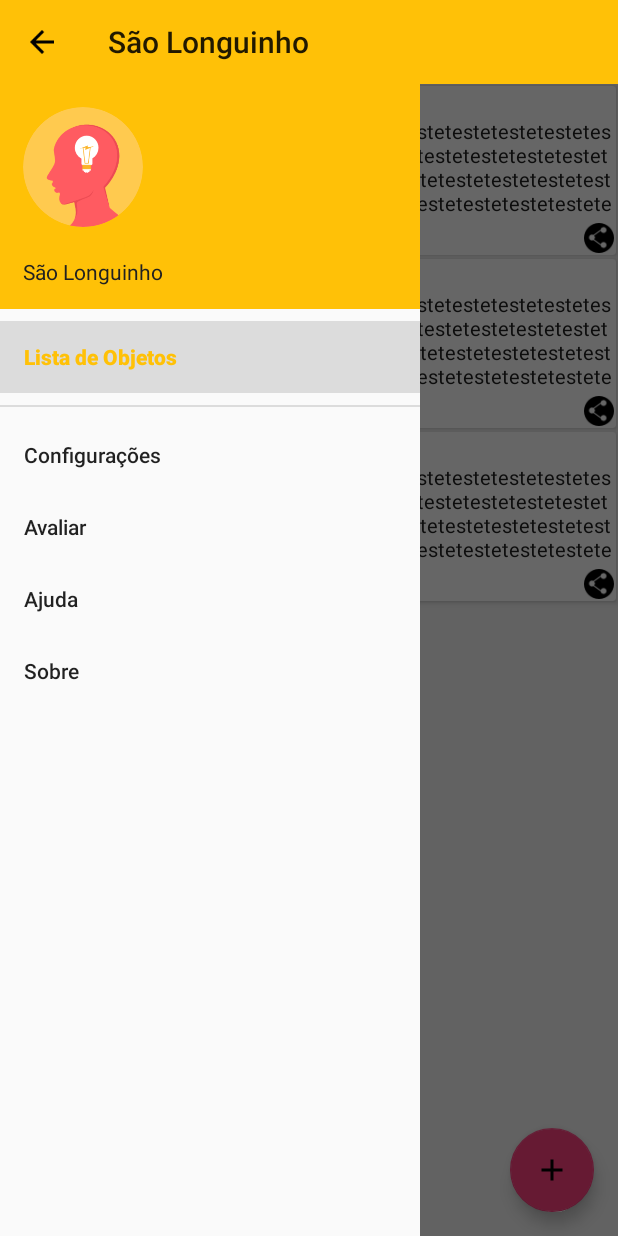
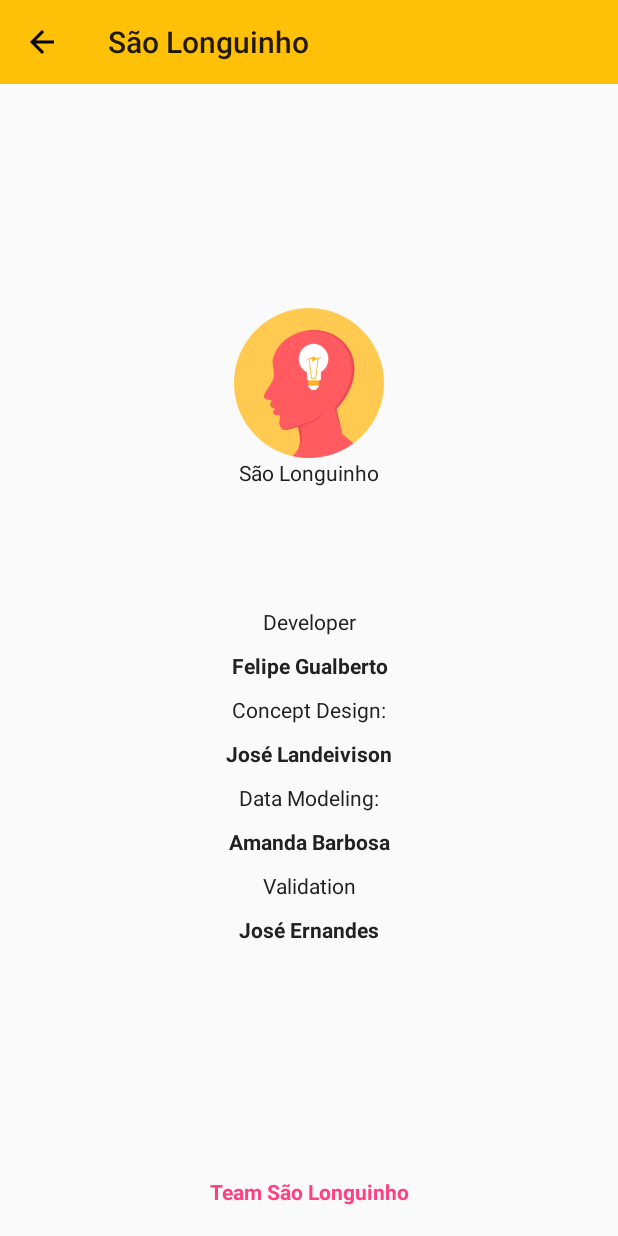
Before and after one commit to FelipeGualberto/Sao-Longuinho-App, an Android app: the ListObjectsFragment screen opened directly, with no data from a screen before it, in the side drawer, after a tap on "Sobre", on a phone screen of 412 x 824 dp. Run offline under Robolectric (Android 15) with nearby library versions, the phone set to English and light mode, and no system bars.

Commit message:
Added About Class and Edit/Add Object Class

```diff
--- a/app/src/main/AndroidManifest.xml
+++ b/app/src/main/AndroidManifest.xml
@@ -23,6 +23,10 @@
         </activity>
         <activity android:name=".signup.SignupActivity">
         </activity>
+        <activity android:name=".about.AboutActivity">
+        </activity>
+        <activity android:name=".edit.EditObjectActivity">
+        </activity>
     </application>
 
 </manifest>
--- a/app/src/main/java/com/org/saolonguinho/MainActivity.java
+++ b/app/src/main/java/com/org/saolonguinho/MainActivity.java
@@ -11,6 +11,7 @@ import android.support.v7.graphics.drawable.DrawerArrowDrawable;
 import android.view.MenuItem;
 import android.view.View;
 
+import com.org.saolonguinho.about.AboutActivity;
 import com.org.saolonguinho.databinding.ActivityMainBinding;
 import com.org.saolonguinho.list.ListObjectsFragment;
 import com.org.saolonguinho.login.LoginActivity;
@@ -71,6 +72,7 @@ public class MainActivity extends AppCompatActivity {
                     case R.id.mn_help:
                         return true;
                     case R.id.mn_about:
+                       startActivity(AboutActivity.createIntent(getApplicationContext()));
                         return true;
                 }
                 return false;
--- /dev/null
+++ b/app/src/main/java/com/org/saolonguinho/about/AboutActivity.java
@@ -0,0 +1,34 @@
+package com.org.saolonguinho.about;
+
+import android.content.Context;
+import android.content.Intent;
+import android.support.v7.app.AppCompatActivity;
+import android.os.Bundle;
+import android.support.v7.widget.Toolbar;
+import android.view.View;
+
+import com.org.saolonguinho.R;
+
+public class AboutActivity extends AppCompatActivity {
+
+    public static Intent createIntent(Context context) {
+        Intent intent = new Intent(context, AboutActivity.class);
+        return intent;
+    }
+
+   View.OnClickListener onClickNavigationListener =  new View.OnClickListener() {
+        @Override
+        public void onClick(View v) {
+            finish();
+        }
+    };
+    @Override
+    protected void onCreate(Bundle savedInstanceState) {
+        super.onCreate(savedInstanceState);
+        setContentView(R.layout.activity_about);
+        Toolbar toolbar = (Toolbar) findViewById(R.id.toolbar);
+        toolbar.setNavigationOnClickListener(onClickNavigationListener);
+        toolbar.setTitle(R.string.app_name);
+        toolbar.setNavigationIcon(R.drawable.ic_arrow_back_black_24dp);
+    }
+}
--- /dev/null
+++ b/app/src/main/java/com/org/saolonguinho/edit/EditObjectActivity.java
@@ -0,0 +1,20 @@
+package com.org.saolonguinho.edit;
+
+import android.content.Context;
+import android.content.Intent;
+import android.support.v7.app.AppCompatActivity;
+import android.os.Bundle;
+
+import com.org.saolonguinho.R;
+
+public class EditObjectActivity extends AppCompatActivity {
+    public static Intent createIntent(Context context) {
+        Intent intent = new Intent(context, EditObjectActivity.class);
+        return intent;
+    }
+    @Override
+    protected void onCreate(Bundle savedInstanceState) {
+        super.onCreate(savedInstanceState);
+        setContentView(R.layout.activity_edit_object);
+    }
+}
--- a/app/src/main/java/com/org/saolonguinho/list/ListObjectsFragment.java
+++ b/app/src/main/java/com/org/saolonguinho/list/ListObjectsFragment.java
@@ -1,6 +1,7 @@
 package com.org.saolonguinho.list;
 
 import android.os.Bundle;
+import android.support.design.widget.FloatingActionButton;
 import android.support.v4.app.Fragment;
 import android.support.v7.widget.LinearLayoutManager;
 import android.support.v7.widget.RecyclerView;
@@ -9,21 +10,27 @@ import android.view.View;
 import android.view.ViewGroup;
 
 import com.org.saolonguinho.R;
-
+import com.org.saolonguinho.edit.EditObjectActivity;
 
 public class ListObjectsFragment extends Fragment {
 
-    public ListObjectsFragment() {
-    }
-
+   View.OnClickListener onClickFloatingListener = new View.OnClickListener() {
+        @Override
+        public void onClick(View v) {
+            startActivity(EditObjectActivity.createIntent(getContext()));
+        }
+    };
     @Override
     public View onCreateView(LayoutInflater inflater, ViewGroup container,
                              Bundle savedInstanceState) {
         View view = inflater.inflate(R.layout.fragment_list_objects, container, false);;
         RecyclerView rv = (RecyclerView) view.findViewById(R.id.rv);
-         ListObjectsAdapter listObjectsAdapter = new ListObjectsAdapter( new String[3]);
+        ListObjectsAdapter listObjectsAdapter = new ListObjectsAdapter( new String[3]);
         rv.setAdapter(listObjectsAdapter);
         rv.setLayoutManager(new LinearLayoutManager(getContext()));
+        FloatingActionButton floatingActionButton = (FloatingActionButton) view.findViewById(R.id.floating_btn);
+        floatingActionButton.setOnClickListener(onClickFloatingListener);
+
         return view;
     }
 
--- /dev/null
+++ b/app/src/main/res/layout/activity_about.xml
@@ -0,0 +1,119 @@
+<?xml version="1.0" encoding="utf-8"?>
+<FrameLayout
+    xmlns:android="http://schemas.android.com/apk/res/android"
+    xmlns:tools="http://schemas.android.com/tools"
+    android:id="@+id/activity_about"
+    android:layout_width="match_parent"
+    android:layout_height="match_parent"
+    android:orientation="vertical"
+    tools:context="com.org.saolonguinho.about.AboutActivity">
+
+    <android.support.v7.widget.Toolbar
+        android:id="@+id/toolbar"
+        android:layout_width="match_parent"
+        android:layout_gravity="top"
+        android:layout_height="?android:attr/actionBarSize"
+        android:background="#FFC107">
+    </android.support.v7.widget.Toolbar>
+
+    <TextView
+        android:layout_width="match_parent"
+        android:layout_height="wrap_content"
+        android:layout_marginTop="10dp"
+        android:layout_marginBottom="20dp"
+        android:gravity="center"
+        android:layout_gravity="bottom"
+        android:text="Team São Longuinho"
+        android:textStyle="bold"
+        android:textColor="@color/colorAccent"/>
+
+    <ScrollView
+        android:layout_width="match_parent"
+        android:layout_height="match_parent">
+        <LinearLayout
+            android:layout_width="match_parent"
+            android:layout_height="wrap_content"
+            android:layout_gravity="center"
+            android:layout_marginTop="15dp"
+            android:orientation="vertical">
+
+            <ImageView
+                android:layout_width="100dp"
+                android:layout_height="100dp"
+                android:layout_gravity="center"
+                android:src="@drawable/icon_header"/>
+
+            <TextView
+                android:layout_width="match_parent"
+                android:layout_height="wrap_content"
+                android:gravity="center"
+                android:text="@string/app_name"/>
+
+            <TextView
+                android:layout_width="match_parent"
+                android:layout_height="wrap_content"
+                android:layout_marginTop="80dp"
+                android:gravity="center"
+                android:text="Developer"/>
+
+            <TextView
+                android:layout_width="match_parent"
+                android:layout_height="wrap_content"
+                android:layout_marginTop="10dp"
+                android:gravity="center"
+                android:text="Felipe Gualberto"
+                android:textStyle="bold"/>
+
+            <TextView
+                android:layout_width="match_parent"
+                android:layout_height="wrap_content"
+                android:layout_marginTop="10dp"
+                android:gravity="center"
+                android:text="Concept Design:"/>
+
+            <TextView
+                android:layout_width="match_parent"
+                android:layout_height="wrap_content"
+                android:layout_marginTop="10dp"
+                android:gravity="center"
+                android:text="José Landeivison"
+                android:textStyle="bold"/>
+
+            <TextView
+                android:layout_width="match_parent"
+                android:layout_height="wrap_content"
+                android:layout_marginTop="10dp"
+                android:gravity="center"
+                android:text="Data Modeling:"/>
+
+            <TextView
+                android:layout_width="match_parent"
+                android:layout_height="wrap_content"
+                android:layout_marginTop="10dp"
+                android:gravity="center"
+                android:text="Amanda Barbosa"
+                android:textStyle="bold"/>
+
+            <TextView
+                android:layout_width="match_parent"
+                android:layout_height="wrap_content"
+                android:layout_marginTop="10dp"
+                android:gravity="center"
+                android:text="Validation"/>
+
+            <TextView
+                android:layout_width="match_parent"
+                android:layout_height="wrap_content"
+                android:layout_marginTop="10dp"
+                android:layout_marginBottom="20dp"
+                android:gravity="center"
+                android:text="José Ernandes"
+                android:textStyle="bold"/>
+
+        </LinearLayout>
+
+    </ScrollView>
+
+
+
+</FrameLayout>
--- a/app/src/main/res/layout/fragment_list_objects.xml
+++ b/app/src/main/res/layout/fragment_list_objects.xml
@@ -17,6 +17,7 @@
         </android.support.v7.widget.RecyclerView>
 
         <android.support.design.widget.FloatingActionButton
+            android:id="@+id/floating_btn"
             android:layout_width="wrap_content"
             android:layout_height="wrap_content"
             android:layout_gravity="bottom|right"
```
Also changed, not shown: app/src/main/res/layout/activity_edit_object.xml (added, +81 -0 lines).
